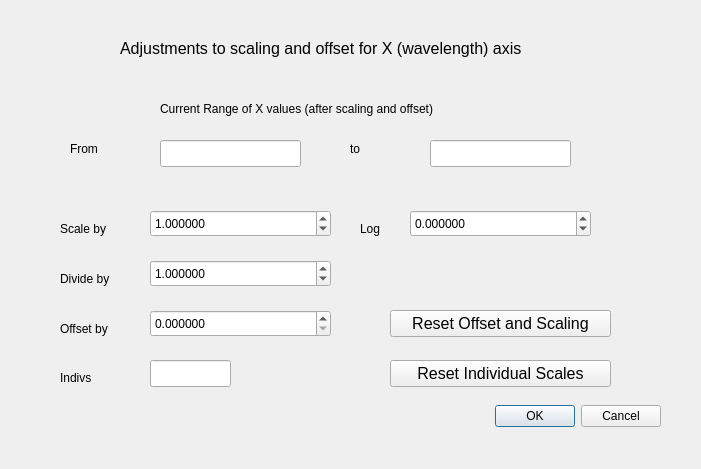
The window that Numpy/Sdadmin/xscaleoffdlg.ui (JohnMCollins/python-astro-progs) describes before a commit, drawn with Qt 5.
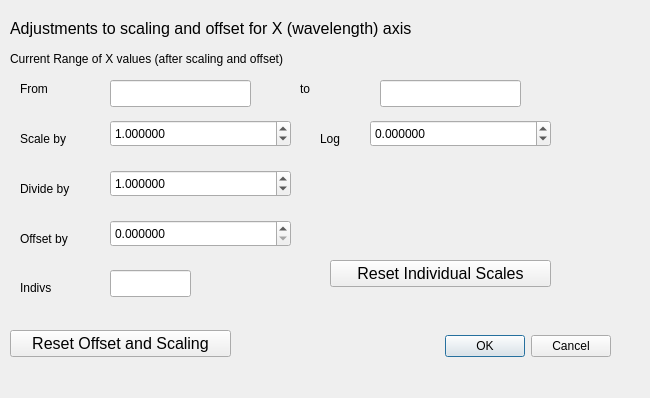
The same window after the commit.

Patch:
```diff
--- a/Numpy/Sdadmin/xscaleoffdlg.ui
+++ b/Numpy/Sdadmin/xscaleoffdlg.ui
@@ -6,8 +6,8 @@
    <rect>
     <x>0</x>
     <y>0</y>
-    <width>701</width>
-    <height>469</height>
+    <width>650</width>
+    <height>398</height>
    </rect>
   </property>
   <property name="windowTitle">
@@ -16,8 +16,8 @@
   <widget class="QDialogButtonBox" name="buttonBox">
    <property name="geometry">
     <rect>
-     <x>440</x>
-     <y>400</y>
+     <x>390</x>
+     <y>330</y>
      <width>221</width>
      <height>32</height>
     </rect>
@@ -32,8 +32,8 @@
   <widget class="QLineEdit" name="xmin">
    <property name="geometry">
     <rect>
-     <x>160</x>
-     <y>140</y>
+     <x>110</x>
+     <y>80</y>
      <width>141</width>
      <height>27</height>
     </rect>
@@ -48,8 +48,8 @@
   <widget class="QLineEdit" name="xmax">
    <property name="geometry">
     <rect>
-     <x>430</x>
-     <y>140</y>
+     <x>380</x>
+     <y>80</y>
      <width>141</width>
      <height>27</height>
     </rect>
@@ -64,8 +64,8 @@
   <widget class="QLabel" name="label_2">
    <property name="geometry">
     <rect>
-     <x>350</x>
-     <y>140</y>
+     <x>300</x>
+     <y>80</y>
      <width>31</width>
      <height>17</height>
     </rect>
@@ -77,8 +77,8 @@
   <widget class="QDoubleSpinBox" name="xscale">
    <property name="geometry">
     <rect>
-     <x>150</x>
-     <y>210</y>
+     <x>110</x>
+     <y>120</y>
      <width>181</width>
      <height>27</height>
     </rect>
@@ -102,8 +102,8 @@
   <widget class="QLabel" name="label_5">
    <property name="geometry">
     <rect>
-     <x>360</x>
-     <y>220</y>
+     <x>320</x>
+     <y>130</y>
      <width>31</width>
      <height>17</height>
     </rect>
@@ -115,8 +115,8 @@
   <widget class="QDoubleSpinBox" name="xlogscale">
    <property name="geometry">
     <rect>
-     <x>410</x>
-     <y>210</y>
+     <x>370</x>
+     <y>120</y>
      <width>181</width>
      <height>27</height>
     </rect>
@@ -140,8 +140,8 @@
   <widget class="QLabel" name="label">
    <property name="geometry">
     <rect>
-     <x>70</x>
-     <y>140</y>
+     <x>20</x>
+     <y>80</y>
      <width>62</width>
      <height>17</height>
     </rect>
@@ -153,8 +153,8 @@
   <widget class="QDoubleSpinBox" name="xoffset">
    <property name="geometry">
     <rect>
-     <x>150</x>
-     <y>310</y>
+     <x>110</x>
+     <y>220</y>
      <width>181</width>
      <height>27</height>
     </rect>
@@ -173,8 +173,8 @@
   <widget class="QPushButton" name="resetx">
    <property name="geometry">
     <rect>
-     <x>390</x>
-     <y>310</y>
+     <x>10</x>
+     <y>330</y>
      <width>221</width>
      <height>27</height>
     </rect>
@@ -194,8 +194,8 @@
   <widget class="QLabel" name="label_4">
    <property name="geometry">
     <rect>
-     <x>60</x>
-     <y>220</y>
+     <x>20</x>
+     <y>130</y>
      <width>71</width>
      <height>17</height>
     </rect>
@@ -207,8 +207,8 @@
   <widget class="QLabel" name="label_6">
    <property name="geometry">
     <rect>
-     <x>60</x>
-     <y>320</y>
+     <x>20</x>
+     <y>230</y>
      <width>71</width>
      <height>17</height>
     </rect>
@@ -220,8 +220,8 @@
   <widget class="QLabel" name="label_3">
    <property name="geometry">
     <rect>
-     <x>120</x>
-     <y>40</y>
+     <x>10</x>
+     <y>20</y>
      <width>461</width>
      <height>17</height>
     </rect>
@@ -238,8 +238,8 @@
   <widget class="QLabel" name="label_7">
    <property name="geometry">
     <rect>
-     <x>160</x>
-     <y>100</y>
+     <x>10</x>
+     <y>50</y>
      <width>411</width>
      <height>17</height>
     </rect>
@@ -251,8 +251,8 @@
   <widget class="QDoubleSpinBox" name="xscalequot">
    <property name="geometry">
     <rect>
-     <x>150</x>
-     <y>260</y>
+     <x>110</x>
+     <y>170</y>
      <width>181</width>
      <height>27</height>
     </rect>
@@ -276,8 +276,8 @@
   <widget class="QLabel" name="label_8">
    <property name="geometry">
     <rect>
-     <x>60</x>
-     <y>270</y>
+     <x>20</x>
+     <y>180</y>
      <width>62</width>
      <height>17</height>
     </rect>
@@ -289,8 +289,8 @@
   <widget class="QPushButton" name="resetindivx">
    <property name="geometry">
     <rect>
-     <x>390</x>
-     <y>360</y>
+     <x>330</x>
+     <y>260</y>
      <width>221</width>
      <height>27</height>
     </rect>
@@ -315,8 +315,8 @@
   <widget class="QLineEdit" name="xindivnum">
    <property name="geometry">
     <rect>
-     <x>150</x>
-     <y>360</y>
+     <x>110</x>
+     <y>270</y>
      <width>81</width>
      <height>27</height>
     </rect>
@@ -331,8 +331,8 @@
   <widget class="QLabel" name="label_9">
    <property name="geometry">
     <rect>
-     <x>60</x>
-     <y>370</y>
+     <x>20</x>
+     <y>280</y>
      <width>62</width>
      <height>16</height>
     </rect>
```
